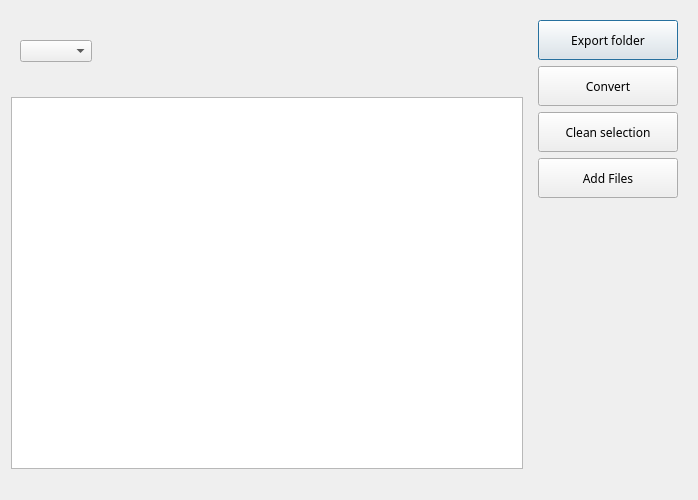
Qt form ui/secondwindow.ui (KaratasKTS/file_editor) before a commit.
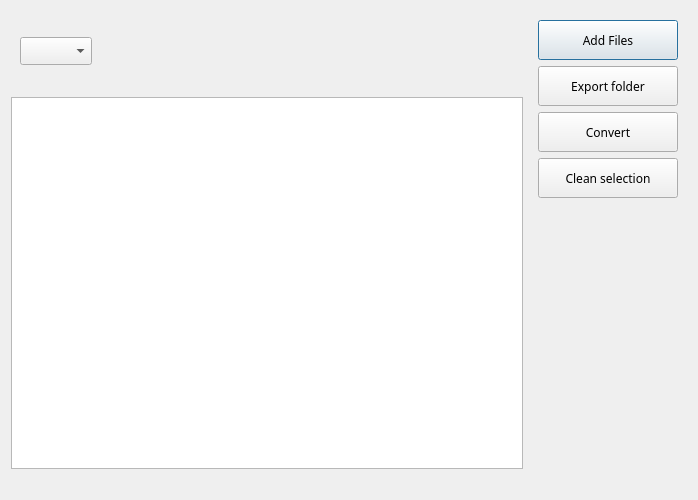
The same form after that commit. Icons and pictures are not drawn. Custom widgets are drawn as their Qt base class.

```diff
--- a/ui/secondwindow.ui
+++ b/ui/secondwindow.ui
@@ -115,7 +115,12 @@
        <widget class="QWidget" name="page_2">
         <layout class="QHBoxLayout" name="horizontalLayout_3">
          <item>
-          <widget class="QComboBox" name="comboBox"/>
+          <widget class="QComboBox" name="comboBox">
+           <property name="styleSheet">
+            <string notr="true">padding : 5px;
+</string>
+           </property>
+          </widget>
          </item>
          <item>
           <spacer name="horizontalSpacer">
@@ -168,6 +173,27 @@
    <item>
     <widget class="QWidget" name="widget_4" native="true">
      <layout class="QVBoxLayout" name="verticalLayout">
+      <item>
+       <widget class="QPushButton" name="addfiles">
+        <property name="minimumSize">
+         <size>
+          <width>140</width>
+          <height>40</height>
+         </size>
+        </property>
+        <property name="font">
+         <font>
+          <family>Poppins Medium</family>
+         </font>
+        </property>
+        <property name="text">
+         <string>Add Files</string>
+        </property>
+        <property name="icon">
+         <iconset theme="QIcon::ThemeIcon::DocumentPageSetup"/>
+        </property>
+       </widget>
+      </item>
       <item>
        <widget class="QPushButton" name="exportfolder">
         <property name="minimumSize">
@@ -231,27 +257,6 @@
         </property>
        </widget>
       </item>
-      <item>
-       <widget class="QPushButton" name="addfiles">
-        <property name="minimumSize">
-         <size>
-          <width>140</width>
-          <height>40</height>
-         </size>
-        </property>
-        <property name="font">
-         <font>
-          <family>Poppins Medium</family>
-         </font>
-        </property>
-        <property name="text">
-         <string>Add Files</string>
-        </property>
-        <property name="icon">
-         <iconset theme="QIcon::ThemeIcon::DocumentPageSetup"/>
-        </property>
-       </widget>
-      </item>
       <item>
        <spacer name="verticalSpacer">
         <property name="orientation">
```
